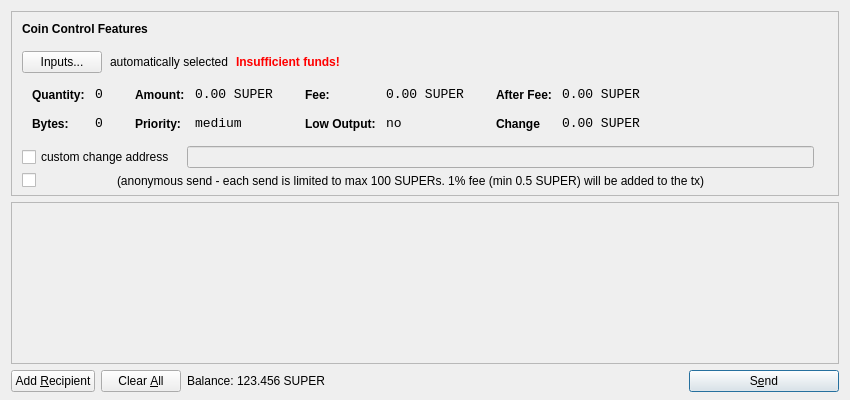
First picture: the form in src/qt/forms/sendcoinsdialog.ui, repository thirstygerry/SuperCoin, before the edit.
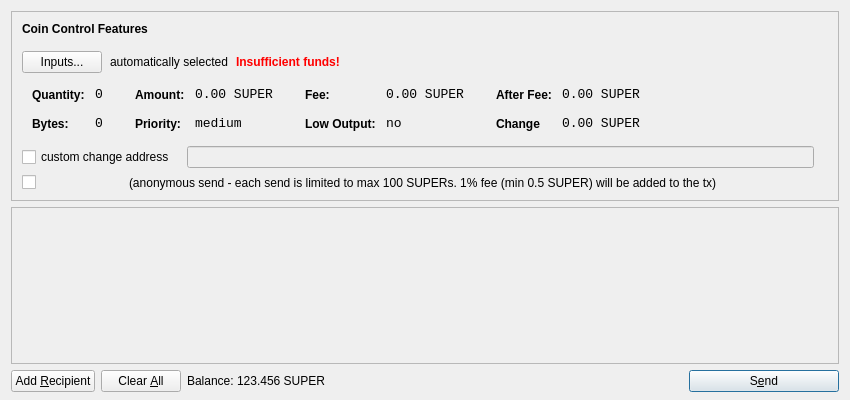
Second picture: the form after the edit. Icons and pictures are not drawn.

Commit message: made the checkbox for supersend visible

What changed in the file:
```diff
--- a/src/qt/forms/sendcoinsdialog.ui
+++ b/src/qt/forms/sendcoinsdialog.ui
@@ -598,7 +598,7 @@
          </layout>
         </item>
         <item>
-         <layout class="QHBoxLayout" name="horizontalLayoutCoinControl7" stretch="0,0,0">
+         <layout class="QHBoxLayout" name="horizontalLayoutCoinControl7" stretch="0,0,0,0">
           <property name="spacing">
            <number>0</number>
           </property>
@@ -615,7 +615,7 @@
            <widget class="QCheckBox" name="checkBoxAnonymousSend">
             <property name="maximumSize">
              <size>
-              <width>15</width>
+              <width>17</width>
               <height>16777215</height>
              </size>
             </property>
@@ -624,6 +624,22 @@
             </property>
            </widget>
           </item>
+          <item>
+           <spacer name="horizontalSpacer_2">
+            <property name="orientation">
+             <enum>Qt::Horizontal</enum>
+            </property>
+            <property name="sizeType">
+             <enum>QSizePolicy::Fixed</enum>
+            </property>
+            <property name="sizeHint" stdset="0">
+             <size>
+              <width>10</width>
+              <height>20</height>
+             </size>
+            </property>
+           </spacer>
+          </item>
           <item>
            <widget class="QLabel" name="label_2">
             <property name="maximumSize">
@@ -677,8 +693,8 @@
        <rect>
         <x>0</x>
         <y>0</y>
-        <width>830</width>
-        <height>146</height>
+        <width>824</width>
+        <height>112</height>
        </rect>
       </property>
       <layout class="QVBoxLayout" name="verticalLayout_2">
```
Left out of the diff: 22 changed lines with no effect on the pictures. The commit also changes 1 other file.
